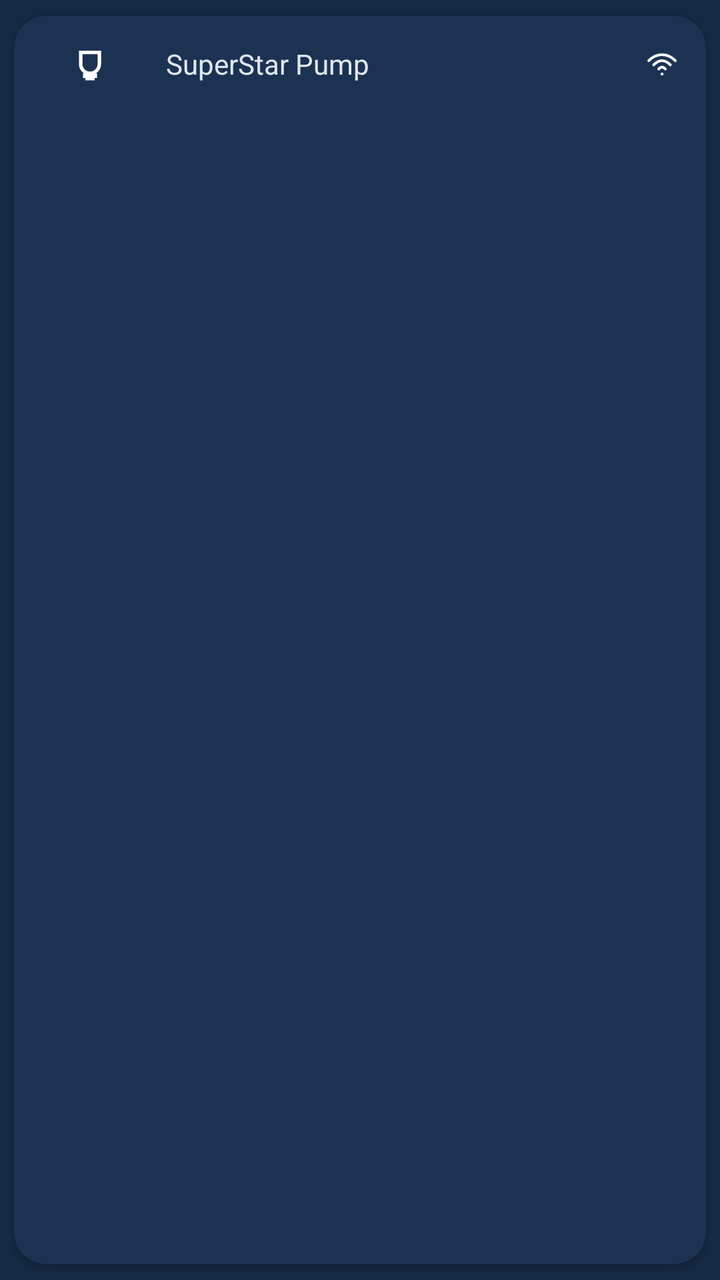
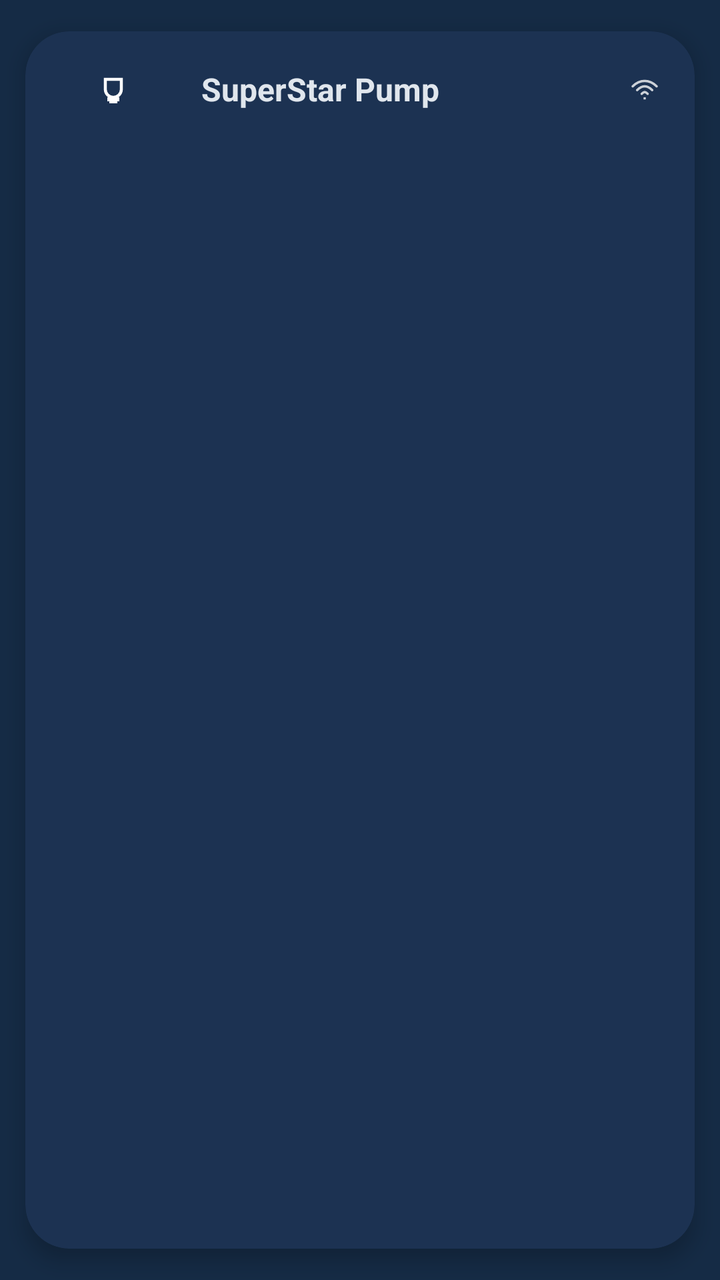

An Android layout rendered at two revisions. The XML below is the earlier revision; the diff shows what the commit changed to produce the second picture.
<!-- AndroidManifest.xml: application theme AppTheme -->
<!-- res/layout/item_device_card.xml -->
<?xml version="1.0" encoding="utf-8"?>
<com.google.android.material.card.MaterialCardView
    xmlns:android="http://schemas.android.com/apk/res/android"
    xmlns:app="http://schemas.android.com/apk/res-auto"
    android:id="@+id/card"
    android:layout_width="match_parent"
    android:layout_height="wrap_content"
    android:layout_marginTop="8dp"
    android:layout_marginBottom="4dp"
    app:cardCornerRadius="16dp"
    app:cardUseCompatPadding="true"
    app:cardElevation="2dp"
    app:cardBackgroundColor="@color/settings_card_background"
    app:strokeColor="@android:color/transparent"
    app:strokeWidth="0dp">

    <LinearLayout
        android:layout_width="match_parent"
        android:layout_height="wrap_content"
        android:orientation="horizontal"
        android:gravity="center_vertical"
        android:paddingHorizontal="12dp"
        android:paddingVertical="10dp">

        
        <ImageView
    android:id="@+id/ivDeviceIcon"
    android:layout_width="52dp"
    android:layout_height="28dp"
    android:scaleType="fitCenter"
    android:adjustViewBounds="true"
    android:src="@drawable/ic_device_light"
    android:background="@android:color/transparent"
    android:contentDescription="@string/app_name"/>

        
        <TextView
            android:id="@+id/tvDeviceName"
            android:layout_width="0dp"
            android:layout_height="wrap_content"
            android:layout_marginStart="12dp"
            android:layout_weight="1"
            android:text="SuperStar Pump"
            android:textSize="14sp"
            android:maxLines="1"
            android:ellipsize="end"
            android:textColor="@color/md_theme_dark_onSurface" />

        
        <ImageView
            android:id="@+id/ivStatus"
            android:layout_width="20dp"
            android:layout_height="20dp"
            android:src="@drawable/ic_status_wifi"
            android:contentDescription="@string/devices_scan_button_desc" />

    </LinearLayout>

</com.google.android.material.card.MaterialCardView>
<!-- resources referenced by this layout -->
<resources>
  <color name="md_theme_dark_onSurface">#E0E6ED</color>
  <color name="settings_card_background">#1C3252</color>
  <!-- drawable ic_device_light (drawable) -->
  <?xml version="1.0" encoding="utf-8"?>
  <vector xmlns:android="http://schemas.android.com/apk/res/android"
      android:width="24dp"
      android:height="24dp"
      android:viewportWidth="24"
      android:viewportHeight="24">
  
      
      <path
          android:fillColor="@android:color/transparent"
          android:strokeColor="@android:color/white"
          android:strokeWidth="1.5"
          android:pathData="M8,7h8v5c0,2.2 -1.8,4 -4,4s-4,-1.8 -4,-4z" />
  
      
      <path
          android:fillColor="@android:color/white"
          android:pathData="M9,16h6v2h-6z" />
  
      
      <path
          android:fillColor="@android:color/white"
          android:pathData="M10,18h4v1h-4z" />
  </vector>
  <!-- drawable ic_status_wifi (drawable) -->
  <?xml version="1.0" encoding="utf-8"?>
  <vector xmlns:android="http://schemas.android.com/apk/res/android"
      android:width="20dp"
      android:height="20dp"
      android:viewportWidth="24"
      android:viewportHeight="24">
  
      
      <path
          android:fillColor="@android:color/transparent"
          android:strokeColor="@android:color/white"
          android:strokeWidth="1.6"
          android:strokeLineCap="round"
          android:pathData="M4,10c2.4,-2.4 4.9,-3.6 8,-3.6 3.1,0 5.6,1.2 8,3.6" />
  
      
      <path
          android:fillColor="@android:color/transparent"
          android:strokeColor="@android:color/white"
          android:strokeWidth="1.6"
          android:strokeLineCap="round"
          android:pathData="M7,12.5c1.7,-1.7 3.4,-2.5 5,-2.5 1.6,0 3.3,0.8 5,2.5" />
  
      
      <path
          android:fillColor="@android:color/transparent"
          android:strokeColor="@android:color/white"
          android:strokeWidth="1.6"
          android:strokeLineCap="round"
          android:pathData="M10,15c0.8,-0.8 1.6,-1.2 2,-1.2 0.4,0 1.2,0.4 2,1.2" />
  
      
      <path
          android:fillColor="@android:color/white"
          android:pathData="M11.25,17.25h1.5v1.5h-1.5z" />
  </vector>
  <string name="app_name">AquaLight</string>
  <string name="devices_scan_button_desc">Scan for devices</string>
  <color name="md_theme_light_primary">#2196F3</color>
  <color name="md_theme_light_onPrimary">#FFFFFF</color>
  <color name="md_theme_light_secondary">#4A6363</color>
  <color name="md_theme_light_onSecondary">#FFFFFF</color>
  <color name="md_theme_light_background">#152B45</color>
  <color name="md_theme_light_surface">#152B45</color>
  <color name="md_theme_light_onSurface">#E0E6ED</color>
  <color name="md_theme_light_surfaceVariant">#233042</color>
  <color name="md_theme_light_onSurfaceVariant">#5C6B75</color>
  <color name="md_theme_light_outline">#455A64</color>
  <color name="md_theme_light_outlineVariant">#37474F</color>
  <color name="md_theme_light_error">#D32F2F</color>
  <color name="md_theme_light_onError">#FFFFFF</color>
  <!-- unchanged entries left out for length: 1 -->
</resources>

<!-- the commit's change to res/layout/item_device_card.xml (unified diff, before → after) -->
@@ -5,11 +5,11 @@
     android:id="@+id/card"
     android:layout_width="match_parent"
     android:layout_height="wrap_content"
-    android:layout_marginTop="8dp"
-    android:layout_marginBottom="4dp"
-    app:cardCornerRadius="16dp"
+    android:layout_marginTop="10dp"
+    android:layout_marginBottom="6dp"
+    app:cardCornerRadius="22dp"
     app:cardUseCompatPadding="true"
-    app:cardElevation="2dp"
+    app:cardElevation="6dp"
     app:cardBackgroundColor="@color/settings_card_background"
     app:strokeColor="@android:color/transparent"
     app:strokeWidth="0dp">
@@ -19,40 +19,42 @@
         android:layout_height="wrap_content"
         android:orientation="horizontal"
         android:gravity="center_vertical"
-        android:paddingHorizontal="12dp"
-        android:paddingVertical="10dp">
+        android:paddingHorizontal="16dp"
+        android:paddingVertical="14dp">
 
         
         <ImageView
-    android:id="@+id/ivDeviceIcon"
-    android:layout_width="52dp"
-    android:layout_height="28dp"
-    android:scaleType="fitCenter"
-    android:adjustViewBounds="true"
-    android:src="@drawable/ic_device_light"
-    android:background="@android:color/transparent"
-    android:contentDescription="@string/app_name"/>
+            android:id="@+id/ivDeviceIcon"
+            android:layout_width="56dp"
+            android:layout_height="30dp"
+            android:adjustViewBounds="true"
+            android:background="@android:color/transparent"
+            android:contentDescription="@string/app_name"
+            android:scaleType="centerInside"
+            android:src="@drawable/ic_device_light" />
 
         
         <TextView
             android:id="@+id/tvDeviceName"
             android:layout_width="0dp"
             android:layout_height="wrap_content"
-            android:layout_marginStart="12dp"
+            android:layout_marginStart="16dp"
             android:layout_weight="1"
+            android:ellipsize="end"
+            android:maxLines="1"
             android:text="SuperStar Pump"
-            android:textSize="14sp"
-            android:maxLines="1"
-            android:ellipsize="end"
-            android:textColor="@color/md_theme_dark_onSurface" />
+            android:textColor="@color/md_theme_dark_onSurface"
+            android:textSize="16sp"
+            android:textStyle="bold" />
 
         
         <ImageView
             android:id="@+id/ivStatus"
-            android:layout_width="20dp"
-            android:layout_height="20dp"
-            android:src="@drawable/ic_status_wifi"
-            android:contentDescription="@string/devices_scan_button_desc" />
+            android:layout_width="18dp"
+            android:layout_height="18dp"
+            android:alpha="0.78"
+            android:contentDescription="@string/devices_scan_button_desc"
+            android:src="@drawable/ic_status_wifi" />
 
     </LinearLayout>
 
